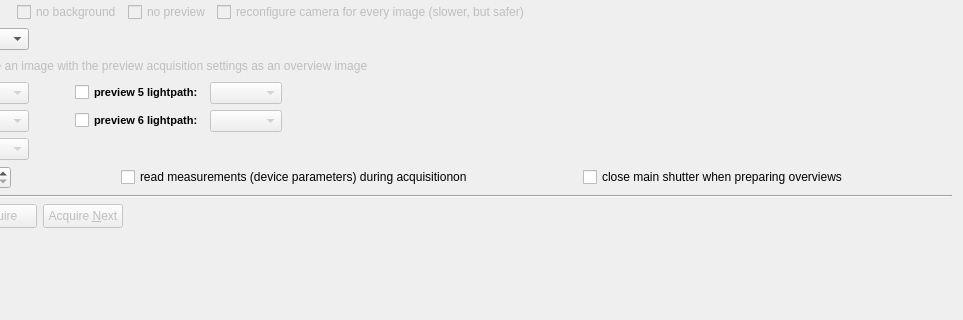
jkriege2/QuickFit3, file plugins/spimb040/qfespimb040acquisitionconfigwidget2.ui: the form before one commit; both pictures show x 195 to 1158 and y 504 to 824 of the 1158 by 824 pixel window.
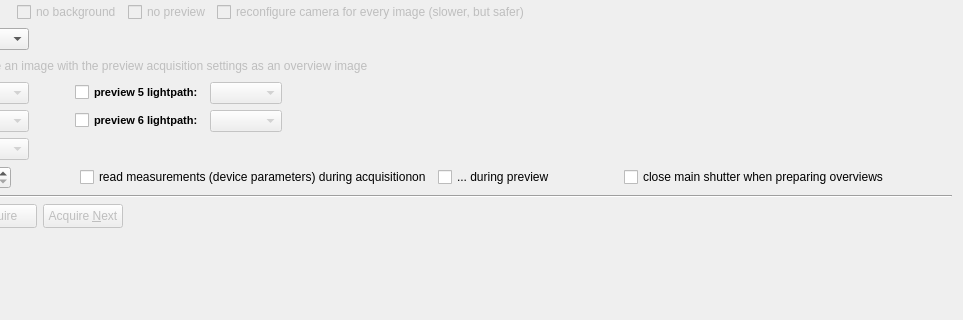
The form after the commit. Icons and pictures are not drawn. Custom widgets are drawn as their Qt base class.

```diff
--- a/plugins/spimb040/qfespimb040acquisitionconfigwidget2.ui
+++ b/plugins/spimb040/qfespimb040acquisitionconfigwidget2.ui
@@ -1122,6 +1122,16 @@
        </property>
       </widget>
      </item>
+     <item>
+      <widget class="QCheckBox" name="chkMeasurementsPreview">
+       <property name="toolTip">
+        <string>&lt;html&gt;&lt;head/&gt;&lt;body&gt;&lt;p&gt;if this option is checked, QuickFit will acquire data from different measurement devices, connected to the microscope, during the acquisition of preview frames.&lt;br/&gt;&lt;br/&gt;The data will be stored in Text files along the acquisition (&lt;span style=&quot; font-family:'Courier New,courier';&quot;&gt;XXX.settings.dat&lt;/span&gt;)!&lt;/p&gt;&lt;p align=&quot;center&quot;&gt;&lt;span style=&quot; font-weight:600; text-decoration: underline;&quot;&gt;Note:&lt;/span&gt;&lt;span style=&quot; font-weight:600;&quot;/&gt;&lt;span style=&quot; font-weight:600;&quot;&gt;This function may slow down the acquisition due to the time required to read out the devices, but more information is available for the acquisition.&lt;/span&gt;&lt;/p&gt;&lt;/body&gt;&lt;/html&gt;</string>
+       </property>
+       <property name="text">
+        <string>... during preview</string>
+       </property>
+      </widget>
+     </item>
      <item>
       <spacer name="horizontalSpacer_19">
        <property name="orientation">
```
Left out of the diff: 98 changed lines with no effect on the pictures.
